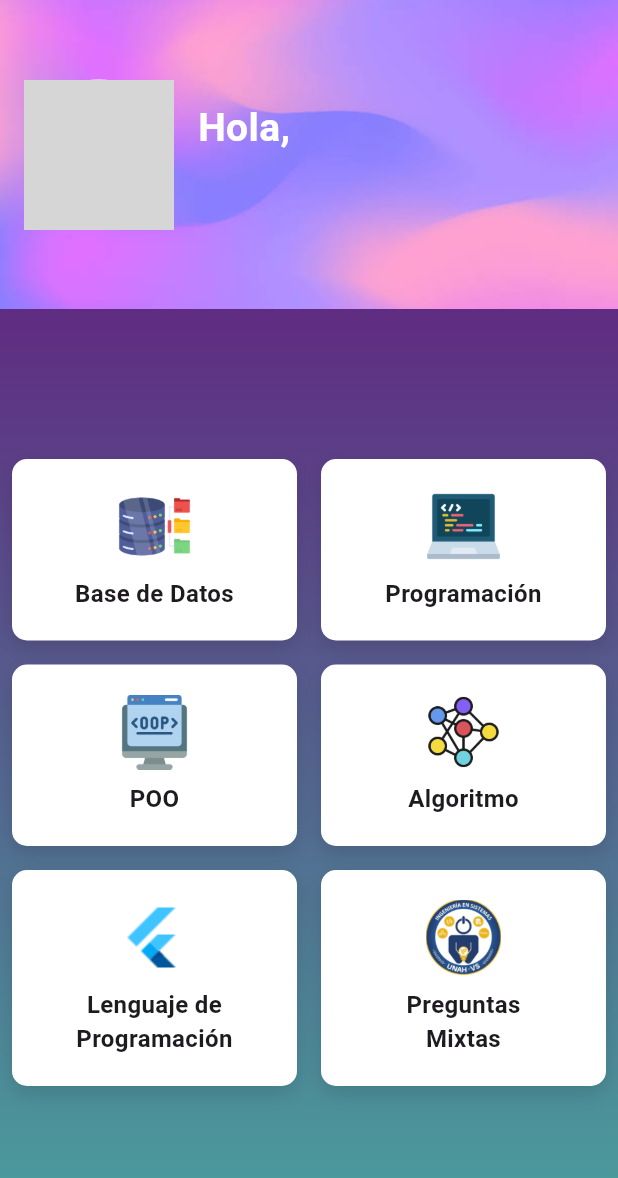
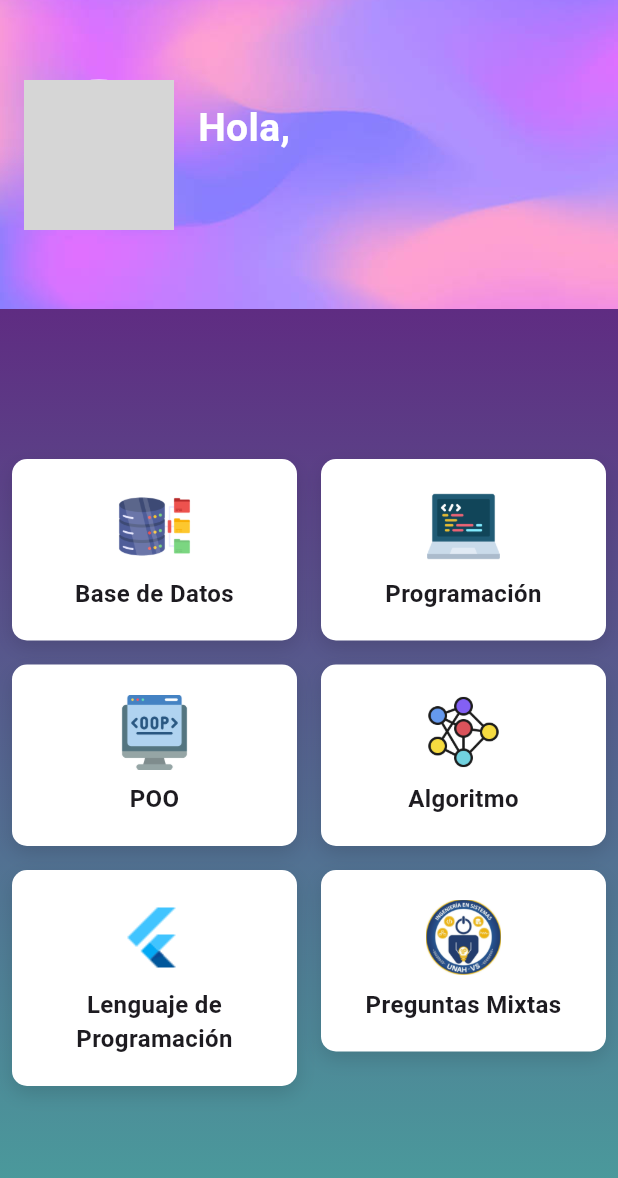
Before and after one commit to AndreaJVB/Proyecto_IS513, a Flutter app: the HomePage screen opened directly with empty values, on a phone screen of 412 x 824 dp. Shown: the top 1178 px of the screen. Run offline on Flutter 3.47's test engine with Material 3 defaults, Android fonts, the phone set to English and light mode, and no system bars; our stand-ins replace cloud_firestore, firebase_auth, firebase_core, flutter_fortune_wheel, flutter_signin_button, get and 2 more; accounts and stored records are empty; network calls fail; grey boxes are pictures that could not be loaded.

Commit message:
Se arreglo el problema de categoria mixta

```diff
--- a/educode/lib/interfaces/pages/home/home_page.dart
+++ b/educode/lib/interfaces/pages/home/home_page.dart
@@ -143,11 +143,7 @@ class HomePage extends StatelessWidget {
                           texto: 'Lenguaje de Programación',
                           textAlign: TextAlign.center,
                         ),
-                        BotonCategoriaMixtaConImagen(
-                          imagePath: 'lib/assets/mixto.jpg',
-                          texto: 'Preguntas       Mixtas',
-                          textAlign: TextAlign.center,
-                        ),
+                        BotonCategoriaMixta(),
                       ],
                     ),
                   ],
@@ -178,7 +174,7 @@ class CategoriaBotonConImagen extends StatelessWidget {
   Widget build(BuildContext context) {
     return GestureDetector(
       onTap: () {
-        Get.toNamed(nombre);
+        Get.offAllNamed(nombre);
       },
       child: Container(
         margin: const EdgeInsets.all(8.0),
--- a/educode/lib/interfaces/pages/home/widgets/boton_categoria_mixta.dart
+++ b/educode/lib/interfaces/pages/home/widgets/boton_categoria_mixta.dart
@@ -10,8 +10,8 @@ class BotonCategoriaMixta extends StatelessWidget {
 
   @override
   Widget build(BuildContext context) {
-    return ElevatedButton(
-      onPressed: () async {
+    return GestureDetector(
+      onTap: () async {
         final Map<String, List<String>> map = {};
         final seleccionadas = await Get.dialog<List<String>>(
           EscogerCategoria(),
@@ -54,19 +54,39 @@ class BotonCategoriaMixta extends StatelessWidget {
           Get.offAll(MixtoPage(map: map));
         }
       },
-      style: ElevatedButton.styleFrom(
-        backgroundColor: Color(0xFF3A6073),
-        shape: RoundedRectangleBorder(
-          borderRadius: BorderRadius.circular(15.0),
+      child: Container(
+        margin: const EdgeInsets.all(8.0),
+        padding: const EdgeInsets.all(20.0),
+        decoration: BoxDecoration(
+          color: Colors.white,
+          borderRadius: BorderRadius.circular(10.0),
+          boxShadow: const [
+            BoxShadow(
+              color: Colors.black12,
+              offset: Offset(0, 5),
+              blurRadius: 10.0,
+            ),
+          ],
         ),
-        padding: EdgeInsets.symmetric(vertical: 20, horizontal: 20),
-      ),
-      child: Column(
-        children: [
-          Icon(Icons.library_books_outlined, size: 40, color: Colors.white),
-          SizedBox(height: 10),
-          Text('Mixto', style: TextStyle(fontSize: 16, color: Colors.white)),
-        ],
+        child: Column(
+          mainAxisAlignment: MainAxisAlignment.center,
+          children: [
+            Image.asset(
+              'lib/assets/mixto.jpg',
+              height: 50,
+              width: 50,
+            ),
+            const SizedBox(height: 8.0),
+            Text(
+              'Preguntas Mixtas',
+              textAlign: TextAlign.center,
+              style: const TextStyle(
+                fontSize: 16.0,
+                fontWeight: FontWeight.bold,
+              ),
+            ),
+          ],
+        ),
       ),
     );
   }
```
Also changed, not shown: educode/pubspec.lock.
